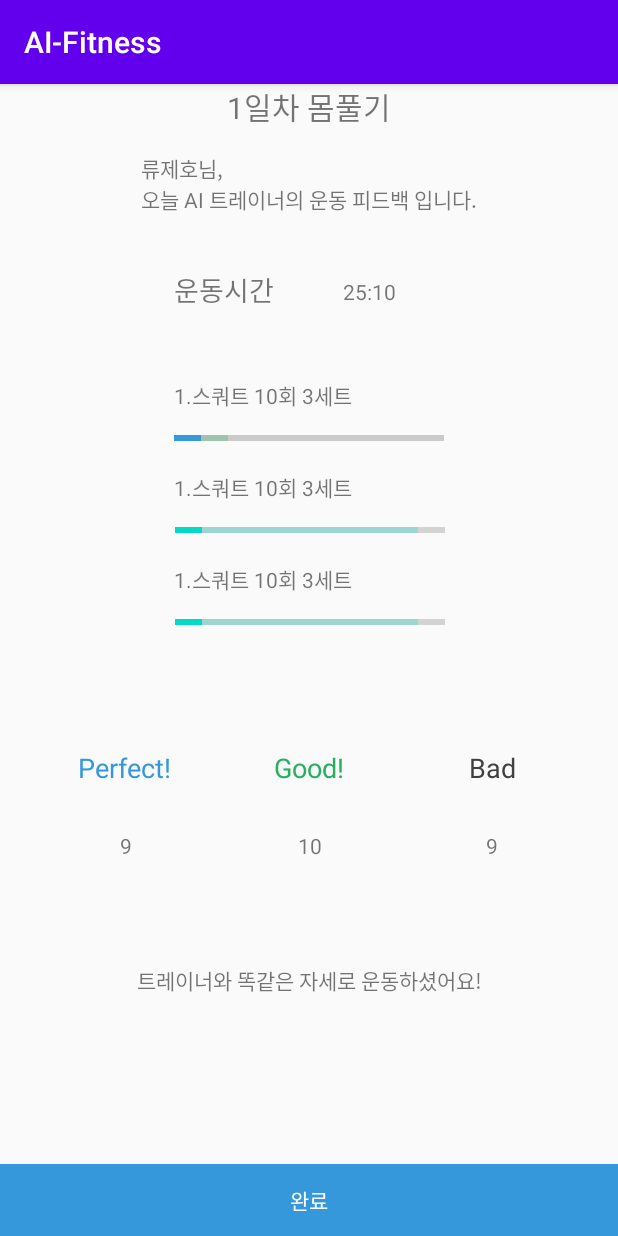
After one commit to Ohrotan/AI-Fitness, an Android app: the ExrResultActivity screen opened directly, with no data from a screen before it, on a phone screen of 412 x 824 dp. The commit adds this screen. Run offline under Robolectric (Android 15) with nearby library versions, the phone set to English and light mode, and no system bars.

Commit message:
운동결과 액티비티 추가함

```diff
--- a/app/src/main/AndroidManifest.xml
+++ b/app/src/main/AndroidManifest.xml
@@ -9,7 +9,8 @@
         android:roundIcon="@mipmap/ic_launcher_round"
         android:supportsRtl="true"
         android:theme="@style/AppTheme">
-        <activity android:name=".SignupActivity"></activity>
+        <activity android:name=".ExrResultActivity"></activity>
+        <activity android:name=".SignupActivity" />
         <activity android:name=".LoginActivity" />
         <activity android:name=".DayExrProgramRegActivity" />
         <activity android:name=".ExrProgramRegActivity" />
--- /dev/null
+++ b/app/src/main/java/kr/ssu/ai_fitness/ExrResultActivity.java
@@ -0,0 +1,16 @@
+package kr.ssu.ai_fitness;
+
+import androidx.appcompat.app.AppCompatActivity;
+
+import android.os.Bundle;
+
+public class ExrResultActivity extends AppCompatActivity {
+
+    @Override
+    protected void onCreate(Bundle savedInstanceState) {
+        super.onCreate(savedInstanceState);
+        setContentView(R.layout.activity_exr_result);
+
+        //*******프로그레스바 secondProgress랑 progressBackgoround는 색깔이 강제로 투명해지는 문제 있음
+    }
+}
--- a/app/src/main/java/kr/ssu/ai_fitness/MainActivity.java
+++ b/app/src/main/java/kr/ssu/ai_fitness/MainActivity.java
@@ -115,6 +115,7 @@ public class MainActivity extends AppCompatActivity {
         } else if (v == btn20) {
         } else if (v == btn21) {
         } else if (v == btn22) {
+            intent = new Intent(this, ExrResultActivity.class);
         } else if (v == btn23) {
         } else if (v == btn24) {
             intent = new Intent(this, ExrProgramRegActivity.class);
--- /dev/null
+++ b/app/src/main/res/layout/activity_exr_result.xml
@@ -0,0 +1,221 @@
+<?xml version="1.0" encoding="utf-8"?>
+<androidx.constraintlayout.widget.ConstraintLayout xmlns:android="http://schemas.android.com/apk/res/android"
+    xmlns:app="http://schemas.android.com/apk/res-auto"
+    xmlns:tools="http://schemas.android.com/tools"
+    android:layout_width="match_parent"
+    android:layout_height="match_parent"
+    tools:context=".ExrResultActivity">
+
+    <TextView
+        android:id="@+id/textView18"
+        android:layout_width="wrap_content"
+        android:layout_height="wrap_content"
+        android:layout_marginBottom="160dp"
+        android:text="트레이너와 똑같은 자세로 운동하셨어요!"
+        app:layout_constraintBottom_toBottomOf="parent"
+        app:layout_constraintEnd_toEndOf="parent"
+        app:layout_constraintStart_toStartOf="parent" />
+
+    <ProgressBar
+        android:id="@+id/progressBar"
+        style="?android:attr/progressBarStyleHorizontal"
+        android:layout_width="180dp"
+        android:layout_height="wrap_content"
+        android:progressTint="@color/accent"
+        android:secondaryProgressTint="@color/green"
+        android:progressBackgroundTint="@color/darkGray"
+        android:layout_marginTop="10dp"
+        android:progress="10"
+        android:secondaryProgress="20"
+        app:layout_constraintEnd_toEndOf="parent"
+        app:layout_constraintStart_toStartOf="parent"
+        app:layout_constraintTop_toBottomOf="@+id/textView6" />
+
+    <ProgressBar
+        android:id="@+id/progressBar2"
+        style="?android:attr/progressBarStyleHorizontal"
+        android:layout_width="180dp"
+        android:layout_height="wrap_content"
+        android:layout_marginTop="10dp"
+        android:progress="10"
+        android:secondaryProgress="90"
+        app:layout_constraintEnd_toEndOf="parent"
+        app:layout_constraintHorizontal_bias="0.502"
+        app:layout_constraintStart_toStartOf="parent"
+        app:layout_constraintTop_toBottomOf="@+id/textView7" />
+
+    <ProgressBar
+        android:id="@+id/progressBar3"
+        style="?android:attr/progressBarStyleHorizontal"
+        android:layout_width="180dp"
+        android:layout_height="wrap_content"
+        android:layout_marginTop="10dp"
+        android:progress="10"
+        android:secondaryProgress="90"
+        app:layout_constraintEnd_toEndOf="parent"
+        app:layout_constraintHorizontal_bias="0.502"
+        app:layout_constraintStart_toStartOf="parent"
+        app:layout_constraintTop_toBottomOf="@+id/textView8" />
+
+    <TextView
+        android:id="@+id/textView3"
+        android:layout_width="wrap_content"
+        android:layout_height="wrap_content"
+        android:layout_marginTop="16dp"
+        android:maxLines="2"
+        android:text="류제호님,\n오늘 AI 트레이너의 운동 피드백 입니다."
+        app:layout_constraintEnd_toEndOf="parent"
+        app:layout_constraintStart_toStartOf="parent"
+        app:layout_constraintTop_toBottomOf="@+id/textView2" />
+
+    <TextView
+        android:id="@+id/textView4"
+        android:layout_width="wrap_content"
+        android:layout_height="wrap_content"
+        android:layout_marginStart="116dp"
+        android:layout_marginLeft="116dp"
+        android:layout_marginTop="36dp"
+        android:text="운동시간"
+        android:textSize="18sp"
+        app:layout_constraintStart_toStartOf="parent"
+        app:layout_constraintTop_toBottomOf="@+id/textView3" />
+
+    <TextView
+        android:id="@+id/textView5"
+        android:layout_width="wrap_content"
+        android:layout_height="wrap_content"
+        android:layout_marginTop="41dp"
+        android:layout_marginEnd="148dp"
+        android:layout_marginRight="148dp"
+        android:text="25:10"
+        app:layout_constraintEnd_toEndOf="parent"
+        app:layout_constraintTop_toBottomOf="@+id/textView3" />
+
+    <TextView
+        android:id="@+id/textView6"
+        android:layout_width="wrap_content"
+        android:layout_height="wrap_content"
+        android:layout_marginStart="116dp"
+        android:layout_marginLeft="116dp"
+        android:layout_marginTop="46dp"
+        android:text="1.스쿼트 10회 3세트"
+        app:layout_constraintStart_toStartOf="parent"
+        app:layout_constraintTop_toBottomOf="@+id/textView4" />
+
+    <TextView
+        android:id="@+id/textView7"
+        android:layout_width="wrap_content"
+        android:layout_height="wrap_content"
+        android:layout_marginStart="116dp"
+        android:layout_marginLeft="116dp"
+        android:layout_marginTop="40dp"
+        android:text="1.스쿼트 10회 3세트"
+        app:layout_constraintStart_toStartOf="parent"
+        app:layout_constraintTop_toBottomOf="@+id/textView6" />
+
+    <TextView
+        android:id="@+id/textView8"
+        android:layout_width="wrap_content"
+        android:layout_height="wrap_content"
+        android:layout_marginStart="116dp"
+        android:layout_marginLeft="116dp"
+        android:layout_marginTop="40dp"
+        android:text="1.스쿼트 10회 3세트"
+        app:layout_constraintStart_toStartOf="parent"
+        app:layout_constraintTop_toBottomOf="@+id/textView7" />
+
+    <TextView
+        android:id="@+id/textView2"
+        android:layout_width="wrap_content"
+        android:layout_height="wrap_content"
+        android:text="1일차 몸풀기"
+        android:textSize="20sp"
+        app:layout_constraintEnd_toEndOf="parent"
+        app:layout_constraintStart_toStartOf="parent"
+        app:layout_constraintTop_toTopOf="parent" />
+
+    <TextView
+        android:id="@+id/textView9"
+        android:layout_width="wrap_content"
+        android:layout_height="wrap_content"
+        android:layout_marginStart="52dp"
+        android:layout_marginLeft="52dp"
+        android:layout_marginBottom="300dp"
+        android:text="Perfect!"
+        android:textColor="@color/accent"
+        android:textSize="18sp"
+        app:layout_constraintBottom_toBottomOf="parent"
+        app:layout_constraintStart_toStartOf="parent" />
+
+    <TextView
+        android:id="@+id/textView13"
+        android:layout_width="wrap_content"
+        android:layout_height="wrap_content"
+        android:layout_marginEnd="68dp"
+        android:layout_marginRight="68dp"
+        android:layout_marginBottom="300dp"
+        android:text="Bad"
+        android:textColor="@color/darkGray"
+        android:textSize="18sp"
+        app:layout_constraintBottom_toBottomOf="parent"
+        app:layout_constraintEnd_toEndOf="parent" />
+
+    <TextView
+        android:id="@+id/textView14"
+        android:layout_width="wrap_content"
+        android:layout_height="wrap_content"
+        android:layout_marginBottom="300dp"
+        android:text="Good!"
+        android:textColor="@color/green"
+        android:textSize="18sp"
+        app:layout_constraintBottom_toBottomOf="parent"
+        app:layout_constraintEnd_toEndOf="parent"
+        app:layout_constraintStart_toStartOf="parent" />
+
+    <TextView
+        android:id="@+id/textView15"
+        android:layout_width="60dp"
+        android:layout_height="wrap_content"
+        android:layout_marginStart="54dp"
+        android:layout_marginLeft="54dp"
+        android:layout_marginTop="30dp"
+        android:gravity="center"
+        android:text="9"
+        app:layout_constraintStart_toStartOf="parent"
+        app:layout_constraintTop_toBottomOf="@+id/textView9" />
+
+    <TextView
+        android:id="@+id/textView16"
+        android:layout_width="60dp"
+        android:layout_height="wrap_content"
+        android:layout_marginTop="30dp"
+        android:gravity="center"
+        android:text="10"
+        app:layout_constraintEnd_toEndOf="parent"
+        app:layout_constraintHorizontal_bias="0.501"
+        app:layout_constraintStart_toStartOf="parent"
+        app:layout_constraintTop_toBottomOf="@+id/textView14" />
+
+    <TextView
+        android:id="@+id/textView17"
+        android:layout_width="60dp"
+        android:layout_height="wrap_content"
+        android:layout_marginTop="30dp"
+        android:layout_marginEnd="54dp"
+        android:layout_marginRight="54dp"
+        android:gravity="center"
+        android:text="9"
+        app:layout_constraintEnd_toEndOf="parent"
+        app:layout_constraintTop_toBottomOf="@+id/textView13" />
+
+    <Button
+        android:id="@+id/button"
+        android:layout_width="match_parent"
+        android:layout_height="wrap_content"
+        android:background="@color/accent"
+        android:text="완료"
+        android:textColor="#ffffff"
+        app:layout_constraintBottom_toBottomOf="parent"
+        tools:layout_editor_absoluteX="169dp" />
+
+</androidx.constraintlayout.widget.ConstraintLayout>
--- a/app/src/main/res/values/colors.xml
+++ b/app/src/main/res/values/colors.xml
@@ -7,4 +7,5 @@
     <color name="lightGray">#BEBEBE</color>
     <color name="darkGray">#404040</color>
     <color name="red">#D11010</color>
+    <color name="green">#27AE60</color>
 </resources>
```
